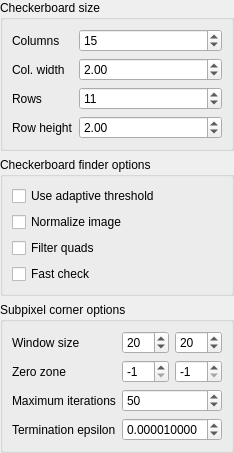
Old version of the form lib/zcameracalibrator/finders/zopencvstandard/zchessboardcalibrationpatternfinderconfigwidget.ui in the repository nikolaseu/neuvision.
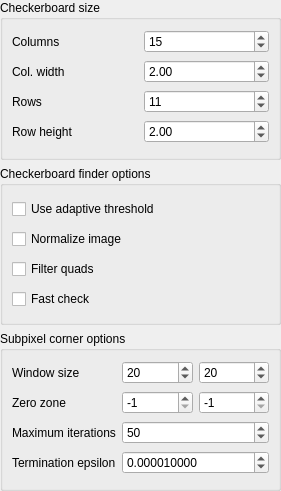
New version of the form.

Commit message: Small UI changes Use grid layouts

```diff
--- a/lib/zcameracalibrator/finders/zopencvstandard/zchessboardcalibrationpatternfinderconfigwidget.ui
+++ b/lib/zcameracalibrator/finders/zopencvstandard/zchessboardcalibrationpatternfinderconfigwidget.ui
@@ -6,8 +6,8 @@
    <rect>
     <x>0</x>
     <y>0</y>
-    <width>210</width>
-    <height>399</height>
+    <width>281</width>
+    <height>491</height>
    </rect>
   </property>
   <property name="windowTitle">
@@ -31,10 +31,7 @@
      <property name="title">
       <string>Checkerboard size</string>
      </property>
-     <layout class="QFormLayout" name="formLayout_4">
-      <property name="fieldGrowthPolicy">
-       <enum>QFormLayout::AllNonFixedFieldsGrow</enum>
-      </property>
+     <layout class="QGridLayout" name="gridLayout_2">
       <item row="0" column="0">
        <widget class="QLabel" name="label_15">
         <property name="text">
@@ -99,38 +96,35 @@
      <property name="title">
       <string>Checkerboard finder options</string>
      </property>
-     <layout class="QFormLayout" name="formLayout_3">
-      <property name="fieldGrowthPolicy">
-       <enum>QFormLayout::AllNonFixedFieldsGrow</enum>
-      </property>
-      <item row="2" column="0">
+     <layout class="QGridLayout" name="gridLayout_3">
+      <item row="0" column="0">
+       <widget class="QCheckBox" name="findCornersAdaptiveThreshCheckBox">
+        <property name="text">
+         <string>Use adaptive threshold</string>
+        </property>
+       </widget>
+      </item>
+      <item row="1" column="0">
        <widget class="QCheckBox" name="findCornersNormalizeImageCheckBox">
         <property name="text">
          <string>Normalize image</string>
         </property>
        </widget>
       </item>
-      <item row="3" column="0">
+      <item row="2" column="0">
        <widget class="QCheckBox" name="findCornersFilterQuadsCheckBox">
         <property name="text">
          <string>Filter quads</string>
         </property>
        </widget>
       </item>
-      <item row="4" column="0">
+      <item row="3" column="0">
        <widget class="QCheckBox" name="findCornersFastCheckCheckBox">
         <property name="text">
          <string>Fast check</string>
         </property>
        </widget>
       </item>
-      <item row="1" column="0">
-       <widget class="QCheckBox" name="findCornersAdaptiveThreshCheckBox">
-        <property name="text">
-         <string>Use adaptive threshold</string>
-        </property>
-       </widget>
-      </item>
      </layout>
     </widget>
    </item>
```
The commit also changes 6 other files.
